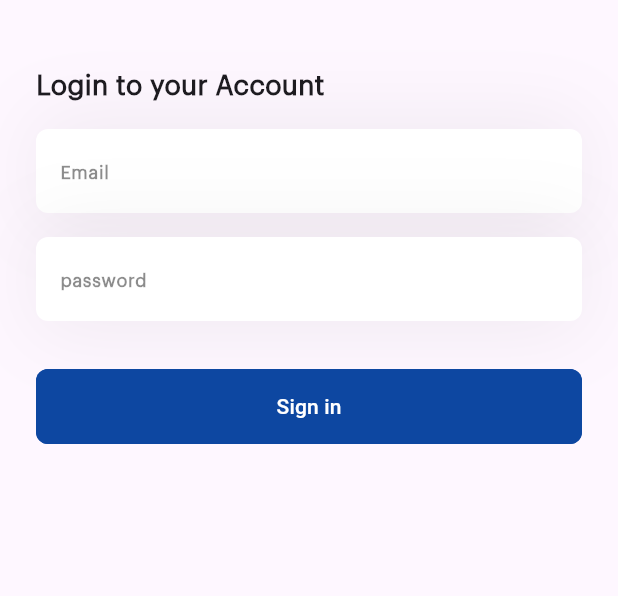
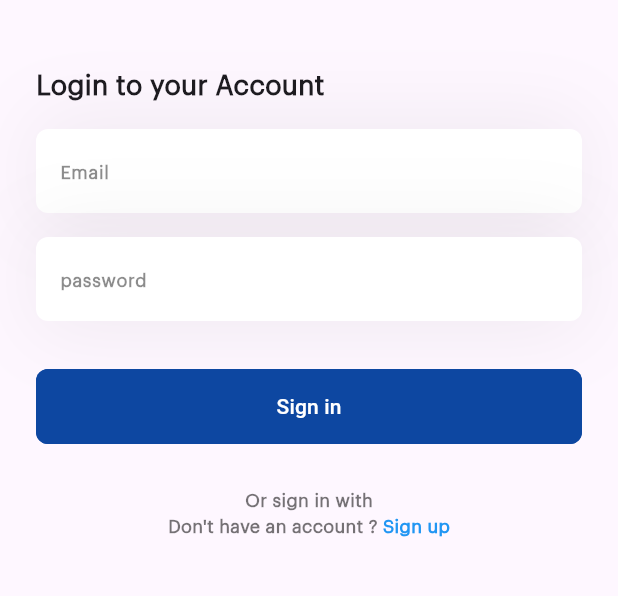
Before and after one commit to MohamedQaid/ui_flutter_app, a Flutter app: the screen it shows after launch, on a phone screen of 412 x 824 dp, the part 255-851 px from its top. Run offline on Flutter 3.47's test engine with Material 3 defaults, Android fonts, the phone set to English and light mode, and no system bars.

Commit message:
create custom text span ui1 for page login

```diff
--- a/lib/ui_1_login_and_splash/views/login_page_ui1.dart
+++ b/lib/ui_1_login_and_splash/views/login_page_ui1.dart
@@ -2,6 +2,7 @@ import 'package:flutter/material.dart';
 
 import 'widgets/w_custom_button_ui1.dart';
 import 'widgets/w_custom_text_field.dart';
+import 'widgets/w_custom_text_span_ui1.dart';
 import 'widgets/w_custom_title.dart';
 
 class LoginPageUi1 extends StatelessWidget {
@@ -12,6 +13,7 @@ class LoginPageUi1 extends StatelessWidget {
     return Scaffold(
       body: Padding(
         padding: const EdgeInsets.symmetric(horizontal: 24.0),
+        child: SingleChildScrollView(
           child: Column(
             crossAxisAlignment: CrossAxisAlignment.center,
             children: [
@@ -28,13 +30,13 @@ class LoginPageUi1 extends StatelessWidget {
               const SizedBox(
                 height: 36,
               ),
-            const CustomTitle(
+              const CustomTitleUi1(
                 title: 'Login to your Account',
               ),
-            const CustomTextField(
+              const CustomTextFieldUi1(
                 hint: 'Email',
               ),
-            const CustomTextField(
+              const CustomTextFieldUi1(
                 hint: 'password',
               ),
               const SizedBox(
@@ -43,8 +45,17 @@ class LoginPageUi1 extends StatelessWidget {
               const CustomButtonUi1(
                 textButton: 'Sign in',
               ),
-
+              const SizedBox(
+                height: 30,
+              ),
+              const CustomTextSpanUi1(
+                textSelectionLogin: '⁌ Or sign in with ⁍',
+              ),
+              const CustomTextSpanUi1(
+                  textSelectionLogin: "Don't have an account ? ",
+                  textRegistryType: 'Sign up')
             ],
+          ),
         ),
       ),
     );
--- a/lib/ui_1_login_and_splash/views/widgets/w_custom_text_field.dart
+++ b/lib/ui_1_login_and_splash/views/widgets/w_custom_text_field.dart
@@ -1,7 +1,7 @@
 import 'package:flutter/material.dart';
 
-class CustomTextField extends StatelessWidget {
-  const CustomTextField({
+class CustomTextFieldUi1 extends StatelessWidget {
+  const CustomTextFieldUi1({
     super.key,
     required this.hint,
   });
--- /dev/null
+++ b/lib/ui_1_login_and_splash/views/widgets/w_custom_text_span_ui1.dart
@@ -0,0 +1,32 @@
+import 'package:flutter/material.dart';
+
+class CustomTextSpanUi1 extends StatelessWidget {
+  const CustomTextSpanUi1({
+    super.key,
+    required this.textSelectionLogin,
+    this.textRegistryType = '',
+  });
+
+  final String textSelectionLogin;
+  final String textRegistryType;
+
+  @override
+  Widget build(BuildContext context) {
+    return Text.rich(TextSpan(children: [
+      TextSpan(
+          text: textSelectionLogin,
+          style: const TextStyle(
+              color: Colors.black54,
+              fontFamily: 'GraphikArabic',
+              fontWeight: FontWeight.w600,
+              fontSize: 12)),
+      TextSpan(
+          text: textRegistryType,
+          style: const TextStyle(
+              color: Colors.blue,
+              fontFamily: 'GraphikArabic',
+              fontWeight: FontWeight.w600,
+              fontSize: 12))
+    ]));
+  }
+}
--- a/lib/ui_1_login_and_splash/views/widgets/w_custom_title.dart
+++ b/lib/ui_1_login_and_splash/views/widgets/w_custom_title.dart
@@ -1,7 +1,7 @@
 import 'package:flutter/material.dart';
 
-class CustomTitle extends StatelessWidget {
-  const CustomTitle({
+class CustomTitleUi1 extends StatelessWidget {
+  const CustomTitleUi1({
     super.key,
     required this.title,
   });
```
Lines whose indentation alone changed are shown as unchanged.
